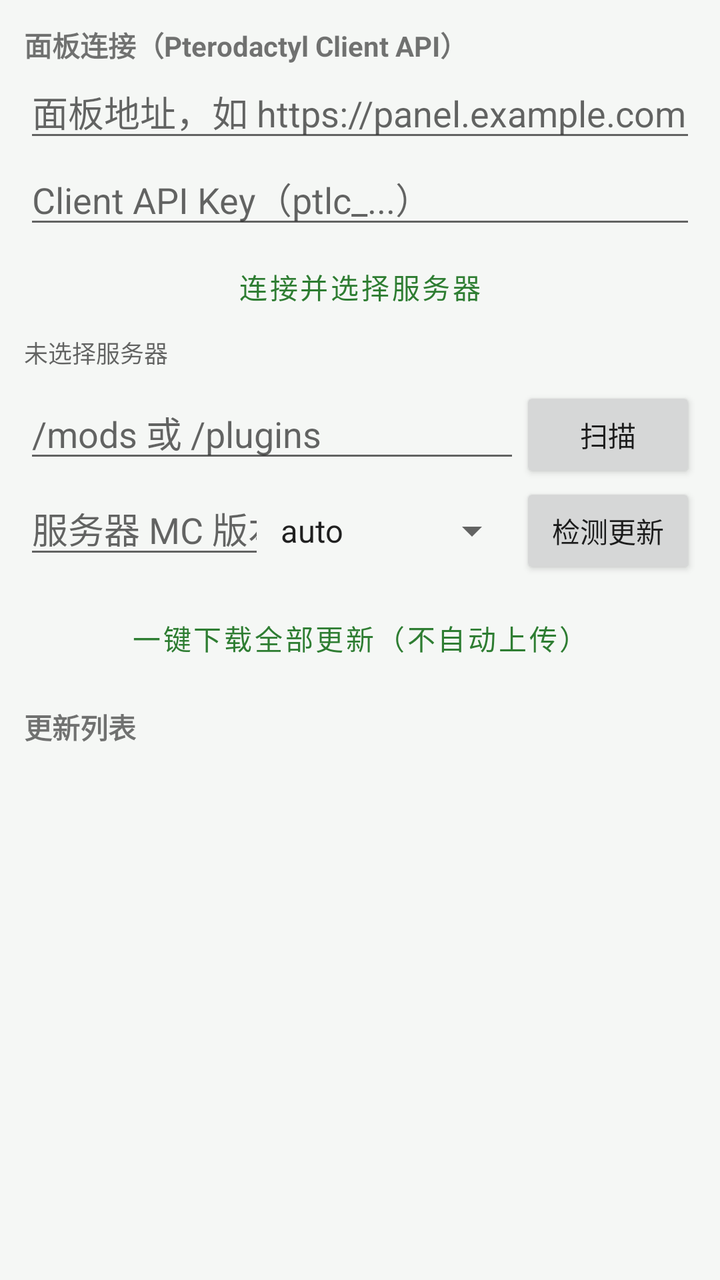
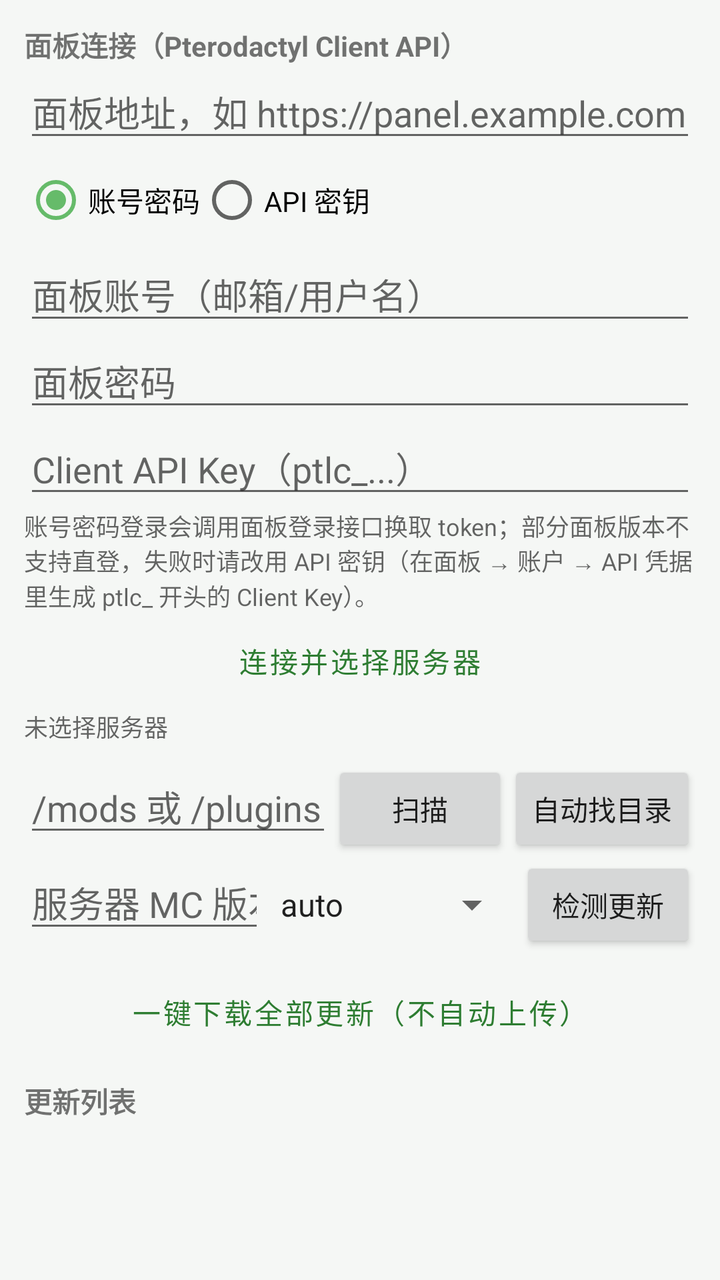

Two renders of the same Android screen: before a commit and after it. Below are the layout's source before the change and the commit's diff.
<!-- AndroidManifest.xml: application theme Theme.ModMigrator -->
<!-- res/layout/fragment_server.xml -->
<?xml version="1.0" encoding="utf-8"?>
<LinearLayout xmlns:android="http://schemas.android.com/apk/res/android"
    android:layout_width="match_parent"
    android:layout_height="match_parent"
    android:orientation="vertical"
    android:padding="12dp">

    <TextView
        android:layout_width="wrap_content"
        android:layout_height="wrap_content"
        android:text="面板连接（Pterodactyl Client API）"
        android:textStyle="bold" />

    <EditText
        android:id="@+id/etPanelBase"
        android:layout_width="match_parent"
        android:layout_height="wrap_content"
        android:hint="面板地址，如 https://panel.example.com"
        android:inputType="textUri"
        android:singleLine="true" />

    <EditText
        android:id="@+id/etPanelKey"
        android:layout_width="match_parent"
        android:layout_height="wrap_content"
        android:hint="Client API Key（ptlc_...）"
        android:inputType="textPassword"
        android:singleLine="true" />

    <Button
        android:id="@+id/btnConnect"
        style="@style/Widget.MaterialComponents.Button.OutlinedButton"
        android:layout_width="match_parent"
        android:layout_height="wrap_content"
        android:text="连接并选择服务器" />

    <TextView
        android:id="@+id/tvServer"
        android:layout_width="match_parent"
        android:layout_height="wrap_content"
        android:text="未选择服务器"
        android:textColor="@color/textSecondary"
        android:textSize="12sp" />

    <LinearLayout
        android:layout_width="match_parent"
        android:layout_height="wrap_content"
        android:layout_marginTop="8dp"
        android:orientation="horizontal">

        <EditText
            android:id="@+id/etPanelDir"
            android:layout_width="0dp"
            android:layout_height="wrap_content"
            android:layout_weight="1"
            android:hint="/mods 或 /plugins"
            android:inputType="text"
            android:singleLine="true" />

        <Button
            android:id="@+id/btnScanFiles"
            android:layout_width="wrap_content"
            android:layout_height="wrap_content"
            android:text="扫描" />
    </LinearLayout>

    <LinearLayout
        android:layout_width="match_parent"
        android:layout_height="wrap_content"
        android:orientation="horizontal">

        <EditText
            android:id="@+id/etVersion"
            android:layout_width="0dp"
            android:layout_height="wrap_content"
            android:layout_weight="1"
            android:hint="服务器 MC 版本"
            android:inputType="text"
            android:singleLine="true" />

        <Spinner
            android:id="@+id/spLoader"
            android:layout_width="wrap_content"
            android:layout_height="wrap_content"
            android:entries="@array/loaders" />

        <Button
            android:id="@+id/btnCheckUpdates"
            android:layout_width="wrap_content"
            android:layout_height="wrap_content"
            android:text="检测更新" />
    </LinearLayout>

    <Button
        android:id="@+id/btnDownloadAll"
        style="@style/Widget.MaterialComponents.Button.OutlinedButton"
        android:layout_width="match_parent"
        android:layout_height="wrap_content"
        android:layout_marginTop="6dp"
        android:text="一键下载全部更新（不自动上传）" />

    <TextView
        android:layout_width="wrap_content"
        android:layout_height="wrap_content"
        android:layout_marginTop="10dp"
        android:text="更新列表"
        android:textStyle="bold" />

    <androidx.recyclerview.widget.RecyclerView
        android:id="@+id/rvUpdates"
        android:layout_width="match_parent"
        android:layout_height="0dp"
        android:layout_weight="1" />

    <TextView
        android:id="@+id/tvLog"
        android:layout_width="match_parent"
        android:layout_height="wrap_content"
        android:maxHeight="120dp"
        android:textColor="@color/textSecondary"
        android:textSize="12sp" />
</LinearLayout>
<!-- resources referenced by this layout -->
<resources>
  <string-array name="loaders">
          <item>auto</item>
          <item>fabric</item>
          <item>forge</item>
          <item>neoforge</item>
          <item>quilt</item>
      </string-array>
  <color name="textSecondary">#99000000</color>
  <style name="Theme.ModMigrator" parent="Theme.MaterialComponents.DayNight.NoActionBar">
          <item name="colorPrimary">@color/primary</item>
          <item name="colorPrimaryDark">@color/primaryDark</item>
          <item name="colorAccent">@color/accent</item>
          <item name="android:windowBackground">@color/bg</item>
          <item name="android:statusBarColor">@color/primaryDark</item>
          <item name="preferenceTheme">@style/PreferenceThemeOverlay</item>
      </style>
  <color name="primary">#FF2E7D32</color>
  <color name="primaryDark">#FF1B5E20</color>
  <color name="accent">#FF66BB6A</color>
  <color name="bg">#FFF5F7F5</color>
</resources>

<!-- the commit's change to res/layout/fragment_server.xml (unified diff, before → after) -->
@@ -19,6 +19,42 @@
         android:inputType="textUri"
         android:singleLine="true" />
 
+    <RadioGroup
+        android:id="@+id/rgAuth"
+        android:layout_width="match_parent"
+        android:layout_height="wrap_content"
+        android:orientation="horizontal">
+
+        <RadioButton
+            android:id="@+id/rbLogin"
+            android:layout_width="wrap_content"
+            android:layout_height="wrap_content"
+            android:checked="true"
+            android:text="@string/panel_mode_login" />
+
+        <RadioButton
+            android:id="@+id/rbKey"
+            android:layout_width="wrap_content"
+            android:layout_height="wrap_content"
+            android:text="@string/panel_mode_key" />
+    </RadioGroup>
+
+    <EditText
+        android:id="@+id/etPanelUser"
+        android:layout_width="match_parent"
+        android:layout_height="wrap_content"
+        android:hint="@string/panel_user"
+        android:inputType="textEmailAddress"
+        android:singleLine="true" />
+
+    <EditText
+        android:id="@+id/etPanelPass"
+        android:layout_width="match_parent"
+        android:layout_height="wrap_content"
+        android:hint="@string/panel_pass"
+        android:inputType="textPassword"
+        android:singleLine="true" />
+
     <EditText
         android:id="@+id/etPanelKey"
         android:layout_width="match_parent"
@@ -26,6 +62,13 @@
         android:hint="Client API Key（ptlc_...）"
         android:inputType="textPassword"
         android:singleLine="true" />
+
+    <TextView
+        android:layout_width="match_parent"
+        android:layout_height="wrap_content"
+        android:text="@string/panel_auth_hint"
+        android:textColor="@color/textSecondary"
+        android:textSize="12sp" />
 
     <Button
         android:id="@+id/btnConnect"
@@ -61,7 +104,13 @@
             android:id="@+id/btnScanFiles"
             android:layout_width="wrap_content"
             android:layout_height="wrap_content"
-            android:text="扫描" />
+            android:text="@string/panel_scan" />
+
+        <Button
+            android:id="@+id/btnProbeDir"
+            android:layout_width="wrap_content"
+            android:layout_height="wrap_content"
+            android:text="@string/panel_probe_dir" />
     </LinearLayout>
 
     <LinearLayout
<!-- resource entries referenced after the edit -->
@@ -8,6 +8,13 @@
           <item>quilt</item>
       </string-array>
   <color name="textSecondary">#99000000</color>
+  <string name="panel_auth_hint">账号密码登录会调用面板登录接口换取 token；部分面板版本不支持直登，失败时请改用 API 密钥（在面板 → 账户 → API 凭据里生成 ptlc_ 开头的 Client Key）。</string>
+  <string name="panel_mode_key">API 密钥</string>
+  <string name="panel_mode_login">账号密码</string>
+  <string name="panel_pass">面板密码</string>
+  <string name="panel_probe_dir">自动找目录</string>
+  <string name="panel_scan">扫描</string>
+  <string name="panel_user">面板账号（邮箱/用户名）</string>
   <style name="Theme.ModMigrator" parent="Theme.MaterialComponents.DayNight.NoActionBar">
           <item name="colorPrimary">@color/primary</item>
           <item name="colorPrimaryDark">@color/primaryDark</item>
